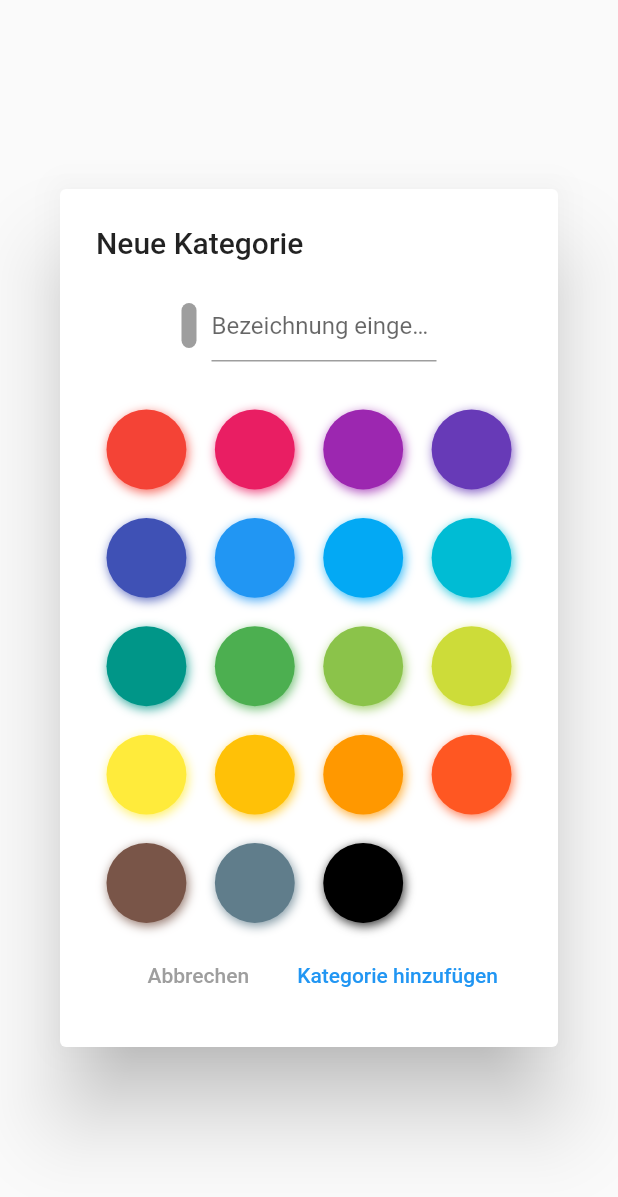
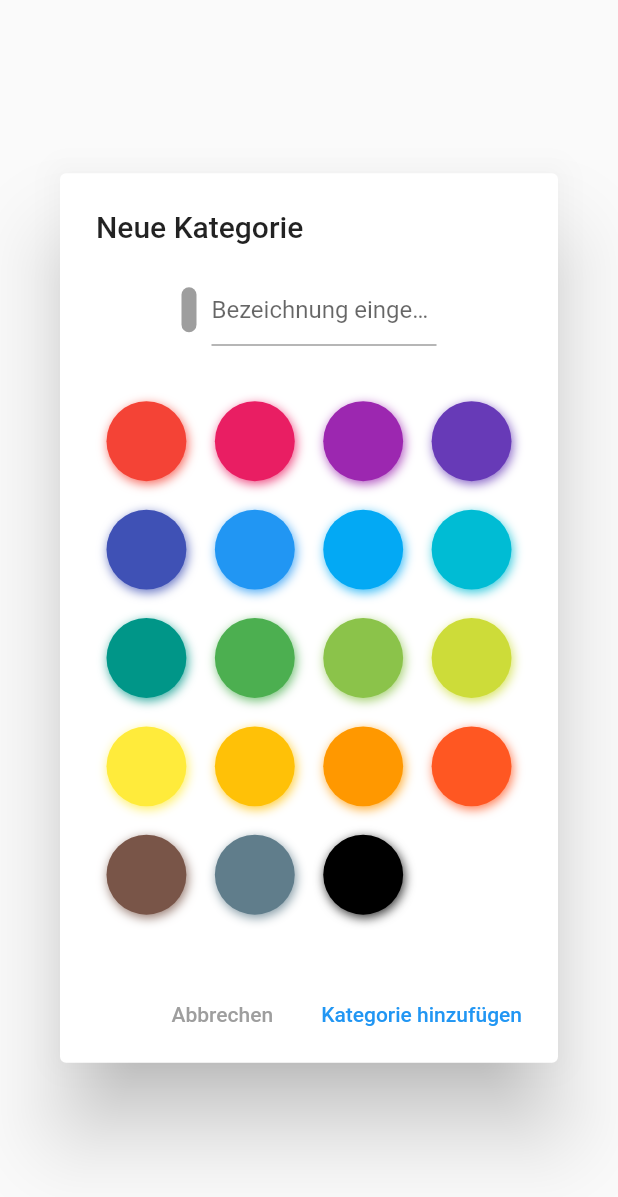
Before and after one commit to tiptr/LearnBuddy, a Flutter app: the CategoryAddDialog widget shown alone on an empty page, opened directly, on a phone screen of 412 x 824 dp. Shown: the top 1197 px of the screen. Run offline on Flutter 3.47's test engine with Material 2 defaults, Android fonts, the phone set to English and light mode, and no system bars; drawn by our look-alikes of flutter_colorpicker; our stand-ins replace bloc, drift, equatable, flutter_bloc, get_it, grouped_list and 4 more; missing offline and left inert: duration_picker; accounts and stored records are empty; generated files the repository leaves out were written again; statements that could not run were skipped.

Commit message:
feature/63: Fixed the layout and added a scrollbar to the category color selection and the main task list

```diff
--- a/learning_app/lib/features/categories/widgets/category_add_dialog.dart
+++ b/learning_app/lib/features/categories/widgets/category_add_dialog.dart
@@ -17,12 +17,13 @@ class _CategoryAddDialogState extends State<CategoryAddDialog> {
   @override
   Widget build(BuildContext context) {
     return AlertDialog(
-      title: const Text("Neue Kategorie"),
-      scrollable: true,
-      content: Column(
-        mainAxisAlignment: MainAxisAlignment.start,
-        crossAxisAlignment: CrossAxisAlignment.center,
+      title: Column(
         children: [
+          Row(
+            children: const [Text("Neue Kategorie"),],
+          ),
+          // Spacer
+          const SizedBox(height: 20.0),
           // Title Entry
           Row(
             children: [
@@ -48,13 +49,22 @@ class _CategoryAddDialogState extends State<CategoryAddDialog> {
               const Spacer()
             ],
           ),
-
+        ],
+      ),
+      scrollable: false,
+      content: Scrollbar(
+        isAlwaysShown: true,
+        child: SingleChildScrollView(
+          child: Column(
+            mainAxisAlignment: MainAxisAlignment.start,
+            crossAxisAlignment: CrossAxisAlignment.center,
+            children: [
               // Spacer
-          const SizedBox(height: 25.0),
-
+              const SizedBox(height: 10.0),
               // Color Selection
               SizedBox(
                   width: MediaQuery.of(context).size.width * 0.75,
+                  // height: 100,
                   child: CategoryColorSelector(
                     onColorSelect: (Color color) {
                       setState(() {
@@ -63,9 +73,17 @@ class _CategoryAddDialogState extends State<CategoryAddDialog> {
                     },
                     selectedColor: selectedColor,
                   )),
+            ],
+          ),
+        ),
+      ),
 
+
+
+      actions: [
         // Action Buttons
         Row(
+          mainAxisSize: MainAxisSize.min,
           mainAxisAlignment: MainAxisAlignment.end,
           children: [
             MaterialButton(
@@ -90,7 +108,6 @@ class _CategoryAddDialogState extends State<CategoryAddDialog> {
           ],
         ),
       ],
-      ),
     );
   }
 }
--- a/learning_app/lib/main.dart
+++ b/learning_app/lib/main.dart
@@ -66,6 +66,12 @@ class MyApp extends StatelessWidget {
           primary: const Color(0xFF3444CF),
           secondary: const Color(0xFF9E5EE1),
         ),
+        scrollbarTheme: ScrollbarThemeData(
+            isAlwaysShown: false,
+            thickness: MaterialStateProperty.all(10),
+            radius: const Radius.circular(10),
+            minThumbLength: 50,
+        ),
       ),
       home: const MyHomePage(),
     );
```
Also changed, not shown: learning_app/lib/features/tasks/screens/task_screen.dart (+16 -3 lines). Lines whose indentation alone changed are shown as unchanged.
